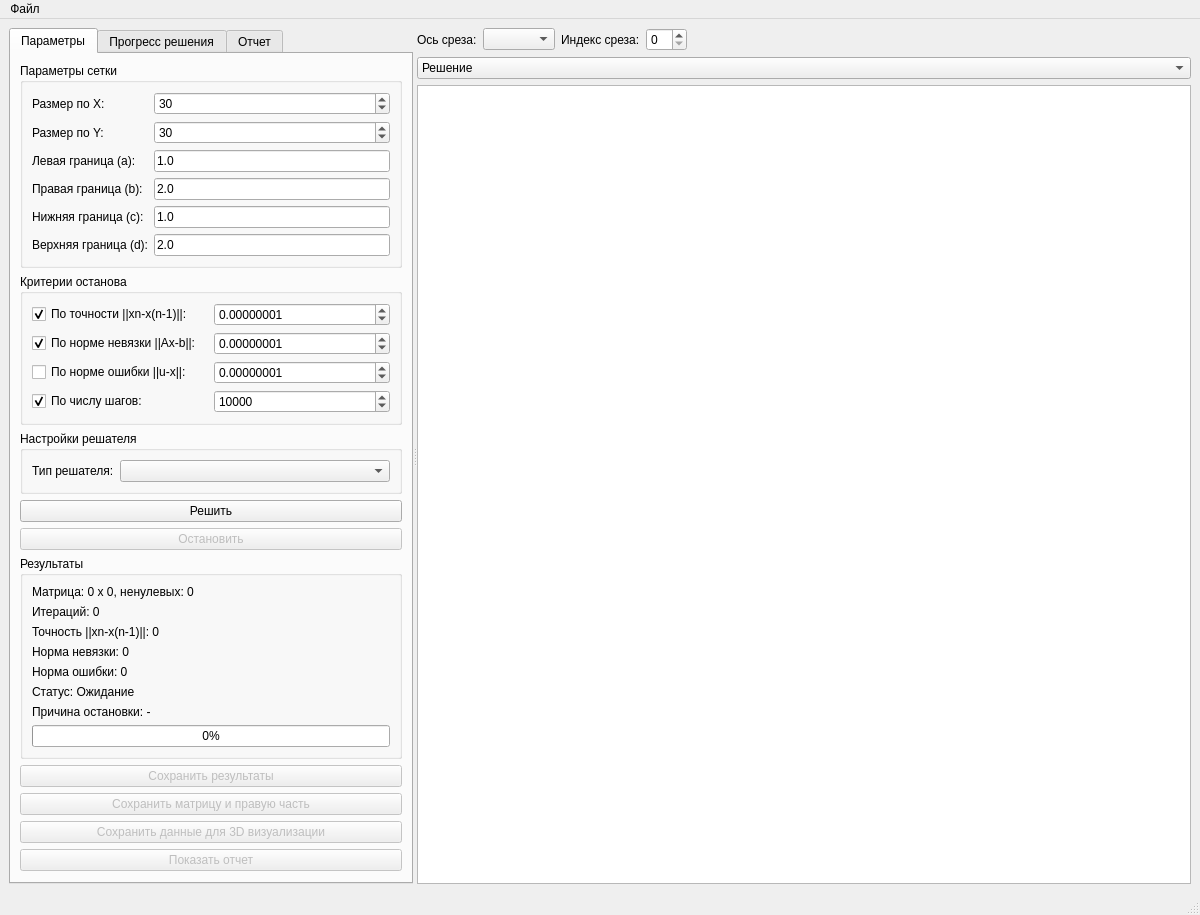
Before: the Qt Designer form qt_gui/src/mainwindow.ui in Ruslan361/iterative_solvers, drawn with Qt 5.
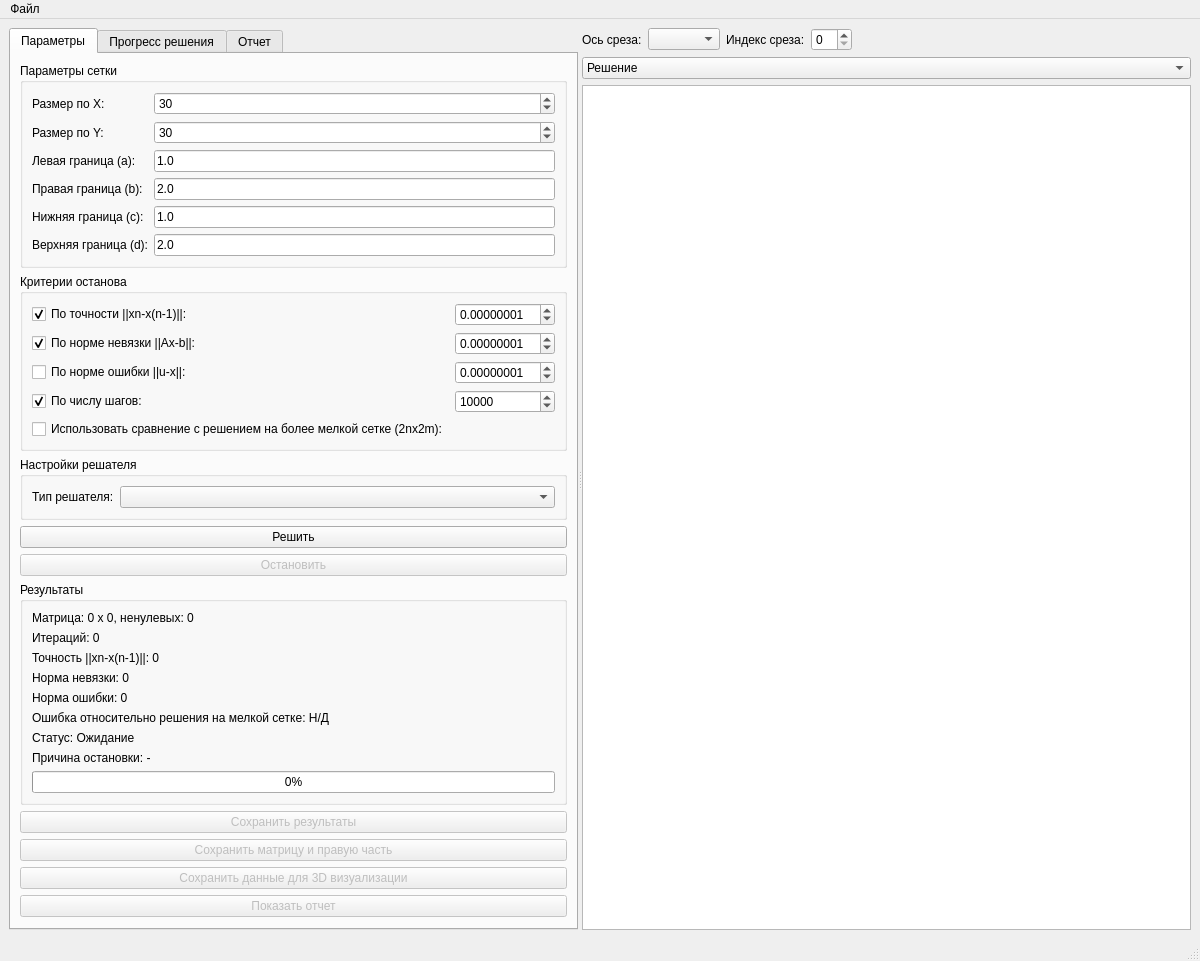
After: the same form once the commit is applied. Custom widgets are drawn as their Qt base class.

Commit message: add refined grid error

Diff of the .ui file:
```diff
--- a/qt_gui/src/mainwindow.ui
+++ b/qt_gui/src/mainwindow.ui
@@ -241,6 +241,13 @@
                  </property>
                 </widget>
                </item>
+               <item row="4" column="0">
+                <widget class="QCheckBox" name="refinedGridCheckBox">
+                 <property name="text">
+                  <string>Использовать сравнение с решением на более мелкой сетке (2nx2m):</string>
+                 </property>
+                </widget>
+               </item>
               </layout>
              </widget>
             </item>
@@ -324,6 +331,13 @@
                  </property>
                 </widget>
                </item>
+               <item>
+                <widget class="QLabel" name="refinedGridErrorLabel">
+                 <property name="text">
+                  <string>Ошибка относительно решения на мелкой сетке: Н/Д</string>
+                 </property>
+                </widget>
+               </item>
                <item>
                 <widget class="QLabel" name="convergenceStatusLabel">
                  <property name="text">
```
The commit also changes 4 other files.
